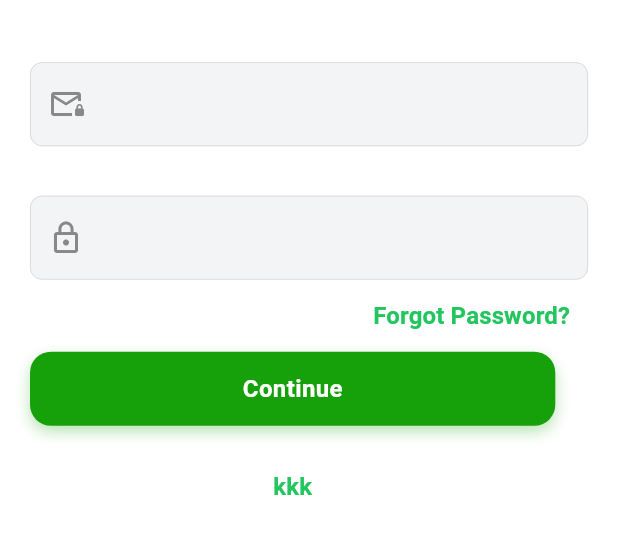
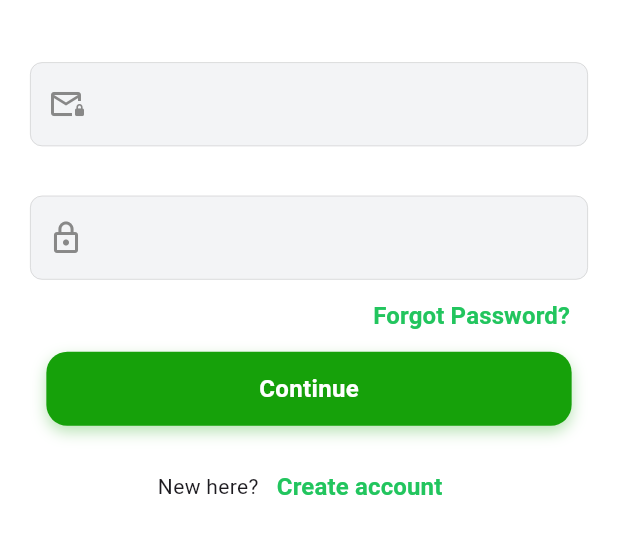
Before and after one commit to ashir227/Fixlora-HomeService, a Flutter app: the screen it shows after launch, after a tap on "Continue", on a phone screen of 412 x 824 dp, the part 378-932 px from its top. Run offline on Flutter 3.47's test engine with Material 3 defaults, Android fonts, the phone set to English and light mode, and no system bars; our stand-ins replace firebase_core; accounts and stored records are empty.

```diff
--- a/New folder/lib/Screens/loginscr.dart
+++ b/New folder/lib/Screens/loginscr.dart
@@ -99,7 +99,14 @@
                 children: [
                   ReUseBtn(),
                   SizedBox(height: h * 0.02),
-                  Txtbtn(text: "kkk"),
+
+                  Row(
+                    mainAxisAlignment: MainAxisAlignment.center,
+                    children: [
+                      Text("New here?"),
+                      Txtbtn(text: "Create account"),
+                    ],
+                  ),
                 ],
               ),
             ],
```
